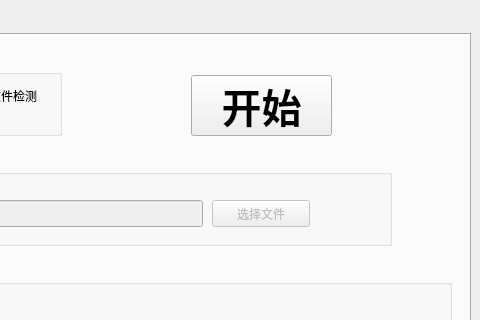
First picture: the form in UI/FaceDetactUI.ui, repository guanking/FaceDetect, before the edit; both pictures show x 320 to 800 and y 0 to 320 of the 800 by 600 pixel window.
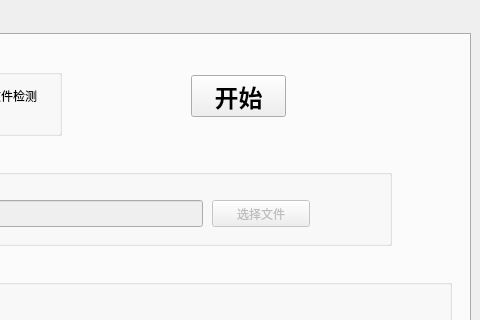
Second picture: the form after the edit. The open tabs and pages were chosen to show the change. Icons and pictures are not drawn.

Commit message: 界面调整

What changed in the file:
```diff
--- a/UI/FaceDetactUI.ui
+++ b/UI/FaceDetactUI.ui
@@ -98,13 +98,13 @@
          <rect>
           <x>500</x>
           <y>40</y>
-          <width>141</width>
-          <height>61</height>
+          <width>95</width>
+          <height>42</height>
          </rect>
         </property>
         <property name="font">
          <font>
-          <pointsize>30</pointsize>
+          <pointsize>18</pointsize>
           <weight>75</weight>
           <bold>true</bold>
           <stylestrategy>PreferDefault</stylestrategy>
```
Left out of the diff: 4 changed lines with no effect on the pictures.
